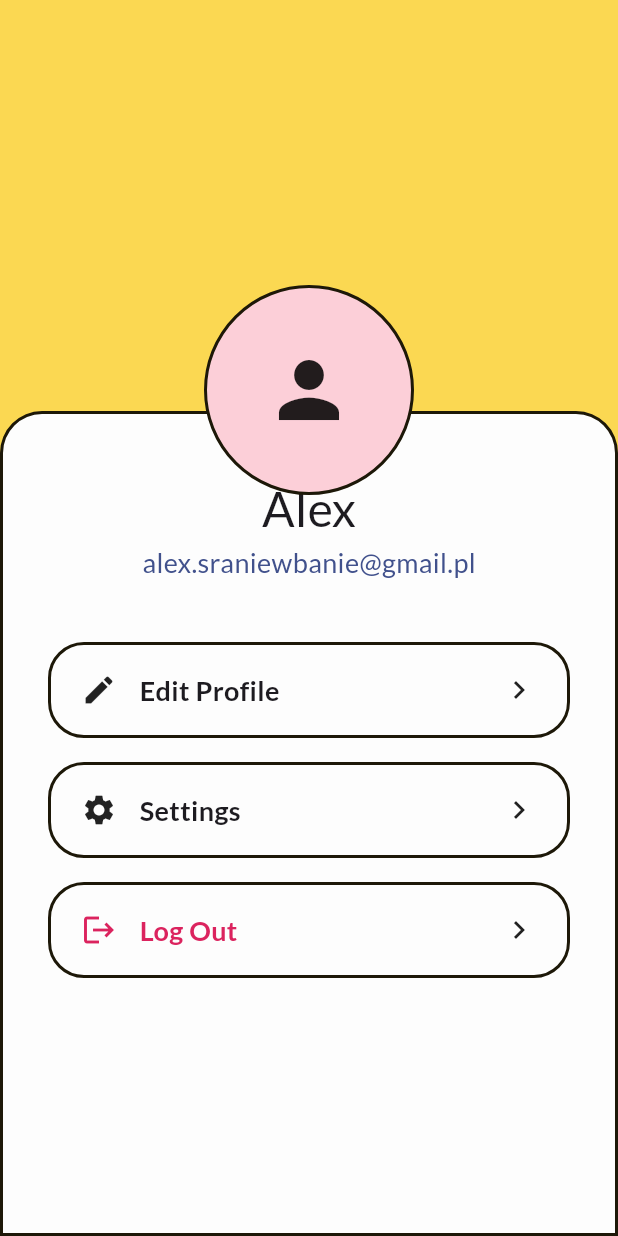
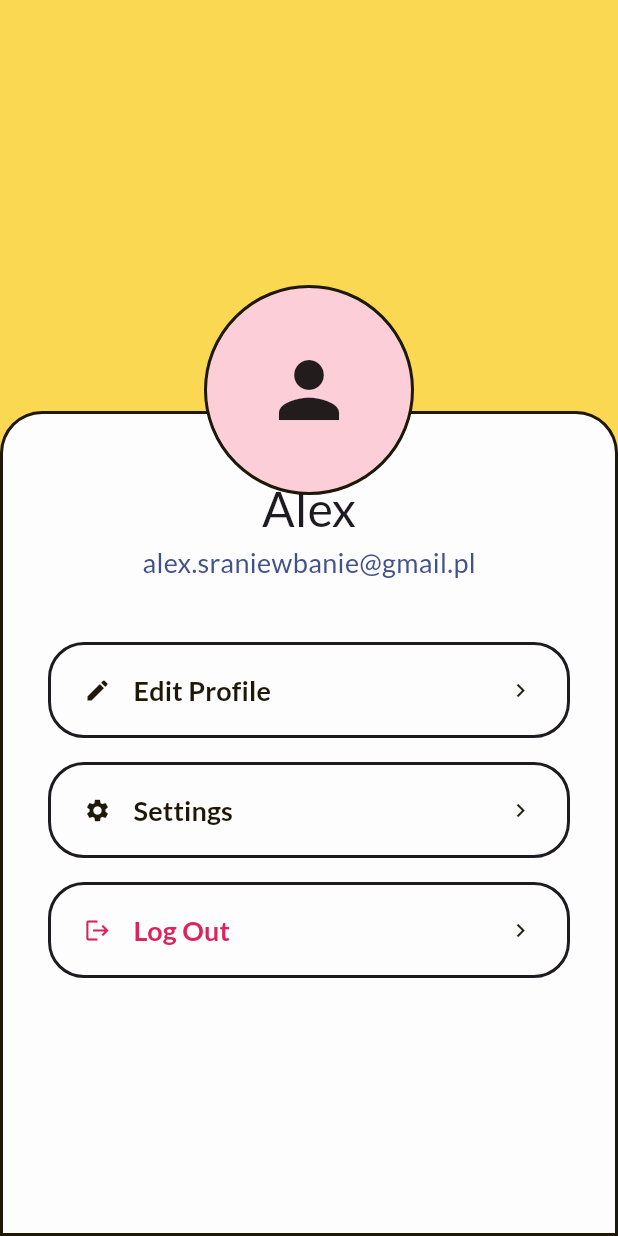
Before and after one commit to SimonFine/Lodowka, a Flutter app: the Profile screen opened directly, on a phone screen of 412 x 824 dp. Run offline on Flutter 3.47's test engine with Material 3 defaults, Android fonts, the phone set to English and light mode, and no system bars; our stand-ins replace google_fonts, group_button.

Commit message:
change containers to buttons in profile

```diff
--- a/lodowka/lib/pages/profile.dart
+++ b/lodowka/lib/pages/profile.dart
@@ -56,117 +56,115 @@
                     padding: const EdgeInsets.only(
                       top: 40
                     ),
-                    child: Container(
+                    child: SizedBox(
                       height: 64,
-                      decoration: BoxDecoration(
-                        border: Border.all(
-                        color: const Color(0xFF1D1808),
-                        width: 2.0,
+                      child: FilledButton(onPressed: () {},
+                        style: FilledButton.styleFrom(
+                          backgroundColor: Color(0xFFFDFDFD),
+
+                          side: const BorderSide(
+                                    color: Color(0xFF1D1B20),
+                                    width: 2,
                           ),
-                      borderRadius: BorderRadius.circular(24)
+                          shape: RoundedRectangleBorder(
+                            borderRadius: BorderRadius.circular(24),
                           ),
-                      child: const Padding(
-                        padding: EdgeInsets.only(
-                          left: 20,
-                          right: 20
                         ),
-                        child: Row(
+                            child: const Row(
                               mainAxisAlignment: MainAxisAlignment.spaceBetween,
                               children: [
                                 Row(
                                   children: [
-                                Icon(Icons.edit),
+                                    Icon(Icons.edit, color: Color(0xFF1D1808),),
                                     SizedBox(width: 15),
                                     Text("Edit Profile",
                                       style: TextStyle(
+                                        color: Color(0xFF1D1808),
                                         fontSize: 18,
                                         fontWeight: FontWeight.w600
                                       ),),
                                   ],
                                 ),
-                            Icon(Icons.chevron_right)
+                                Icon(Icons.chevron_right, color: Color(0xFF1D1808))
                               ],
                             ),
-                      ),
-                    ),
+                        ),)
                     ),
                   Padding(
                     padding: const EdgeInsets.only(
                       top: 16
                     ),
-                    child: Container(
+                    child: SizedBox(
                       height: 64,
-                      decoration: BoxDecoration(
-                        border: Border.all(
-                        color: const Color(0xFF1D1808),
-                        width: 2.0,
+                      child: FilledButton(onPressed: () {},
+                        style: FilledButton.styleFrom(
+                          backgroundColor: Color(0xFFFDFDFD),
+
+                          side: const BorderSide(
+                                    color: Color(0xFF1D1B20),
+                                    width: 2,
                           ),
-                      borderRadius: BorderRadius.circular(24)
+                          shape: RoundedRectangleBorder(
+                            borderRadius: BorderRadius.circular(24),
                           ),
-                      child: const Padding(
-                        padding: EdgeInsets.only(
-                          left: 20,
-                          right: 20
                         ),
-                        child: Row(
+                            child: const Row(
                               mainAxisAlignment: MainAxisAlignment.spaceBetween,
                               children: [
                                 Row(
                                   children: [
-                                Icon(Icons.settings),
+                                    Icon(Icons.settings, color: Color(0xFF1D1808),),
                                     SizedBox(width: 15),
                                     Text("Settings",
                                       style: TextStyle(
+                                        color: Color(0xFF1D1808),
                                         fontSize: 18,
                                         fontWeight: FontWeight.w600
                                       ),),
                                   ],
                                 ),
-                            Icon(Icons.chevron_right)
+                                Icon(Icons.chevron_right, color: Color(0xFF1D1808))
                               ],
                             ),
-                      ),
-                    ),
+                        ),)
                     ),
                     Padding(
                     padding: const EdgeInsets.only(
                       top: 16
                     ),
-                    child: Container(
+                    child: SizedBox(
                       height: 64,
-                      decoration: BoxDecoration(
-                        border: Border.all(
-                        color: const Color(0xFF1D1808),
-                        width: 2.0,
+                      child: FilledButton(onPressed: () {},
+                        style: FilledButton.styleFrom(
+                          backgroundColor: Color(0xFFFDFDFD),
+
+                          side: const BorderSide(
+                                    color: Color(0xFF1D1B20),
+                                    width: 2,
                           ),
-                      borderRadius: BorderRadius.circular(24)
+                          shape: RoundedRectangleBorder(
+                            borderRadius: BorderRadius.circular(24),
                           ),
-                      child: const Padding(
-                        padding: EdgeInsets.only(
-                          left: 20,
-                          right: 20
                         ),
-                        child: Row(
+                            child: const Row(
                               mainAxisAlignment: MainAxisAlignment.spaceBetween,
                               children: [
                                 Row(
                                   children: [
-                                Icon(Icons.logout,
-                                color: Color(0xFFDB235E)),
+                                    Icon(Icons.logout, color: Color(0xFFDB235E),),
                                     SizedBox(width: 15),
                                     Text("Log Out",
                                       style: TextStyle(
+                                        color: Color(0xFFDB235E),
                                         fontSize: 18,
-                                    fontWeight: FontWeight.w600,
-                                    color: Color(0xFFDB235E)
+                                        fontWeight: FontWeight.w600
                                       ),),
                                   ],
                                 ),
-                            Icon(Icons.chevron_right)
+                                Icon(Icons.chevron_right, color: Color(0xFF1D1808))
                               ],
                             ),
-                      ),
-                    ),
+                        ),)
                     ),
                 ],
               ),
```
Lines whose indentation alone changed are shown as unchanged.
